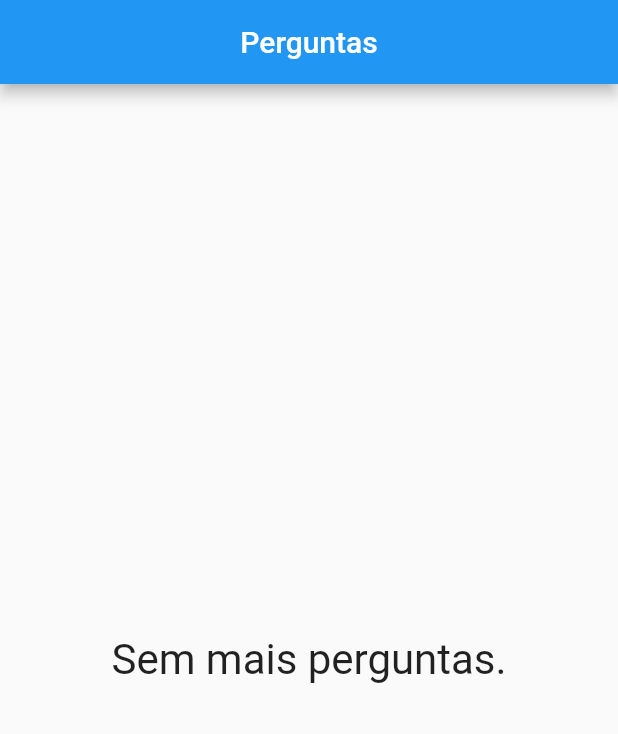
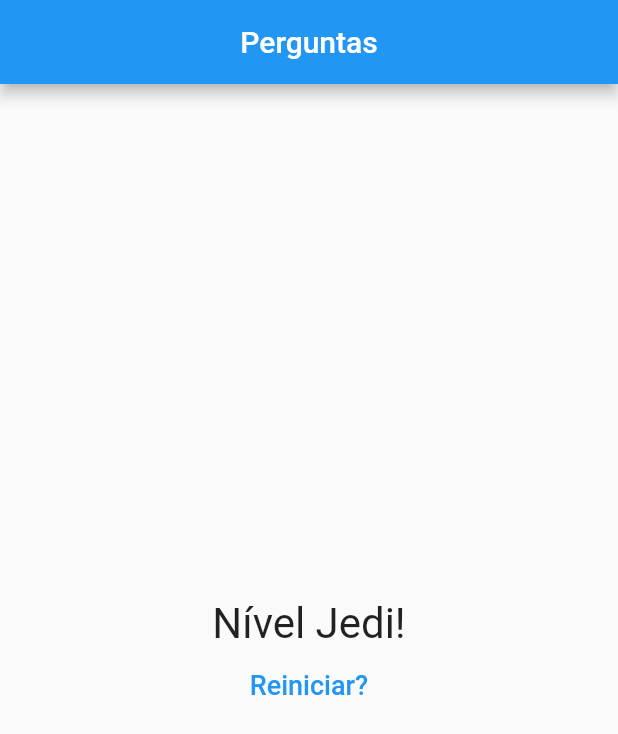
Before and after one commit to joaosanson/perguntas_flutter, a Flutter app: the screen it shows after launch, after a tap on "Preto", after a tap on "Cobra", after a tap on "Flutter", on a phone screen of 412 x 824 dp. Shown: the top 734 px of the screen. Run offline on Flutter 3.47's test engine with Material 2 defaults, Android fonts, the phone set to English and light mode, and no system bars.

Commit message:
conclusion of the project

```diff
--- a/lib/main.dart
+++ b/lib/main.dart
@@ -47,6 +47,13 @@ class MyAppState extends State<MyApp> {
     debugPrint('total score: $_totalScore');
   }
 
+  void _restartQuestionnaire() {
+    setState(() {
+      _selectedQuestion = 0;
+      _totalScore = 0;
+    });
+  }
+
   bool get isThereSelectedQuestion {
     return _selectedQuestion < _questions.length;
   }
@@ -63,7 +70,9 @@ class MyAppState extends State<MyApp> {
                   questions: _questions,
                   selectedQuestion: _selectedQuestion,
                   howMuchAnswer: _answer)
-              : const Result()),
+              : Result(
+                  score: _totalScore,
+                  whenRestartQuestionnaire: _restartQuestionnaire)),
     );
   }
 }
--- a/lib/result.dart
+++ b/lib/result.dart
@@ -1,14 +1,46 @@
 import 'package:flutter/material.dart';
 
 class Result extends StatelessWidget {
-  const Result({super.key});
+  final int score;
+  final void Function() whenRestartQuestionnaire;
+
+  const Result(
+      {required this.whenRestartQuestionnaire, required this.score, super.key});
+
+  String get resultPhrase {
+    if (score < 8) {
+      return 'Parabéns';
+    } else if (score < 12) {
+      return 'Você é bom';
+    } else if (score < 16) {
+      return 'Impressionante!';
+    } else {
+      return 'Nível Jedi!';
+    }
+  }
 
   @override
   Widget build(BuildContext context) {
-    return const Center(
-        child: Text(
-      'Sem mais perguntas.',
-      style: TextStyle(fontSize: 28),
-    ));
+    return Column(
+      mainAxisAlignment: MainAxisAlignment.center,
+      children: [
+        Center(
+          child: Text(
+            resultPhrase,
+            style: const TextStyle(fontSize: 28),
+          ),
+        ),
+        TextButton(
+          onPressed: whenRestartQuestionnaire,
+          child: const Text(
+            'Reiniciar?',
+            style: TextStyle(
+              color: Colors.blue,
+              fontSize: 18,
+            ),
+          ),
+        )
+      ],
+    );
   }
 }
```
